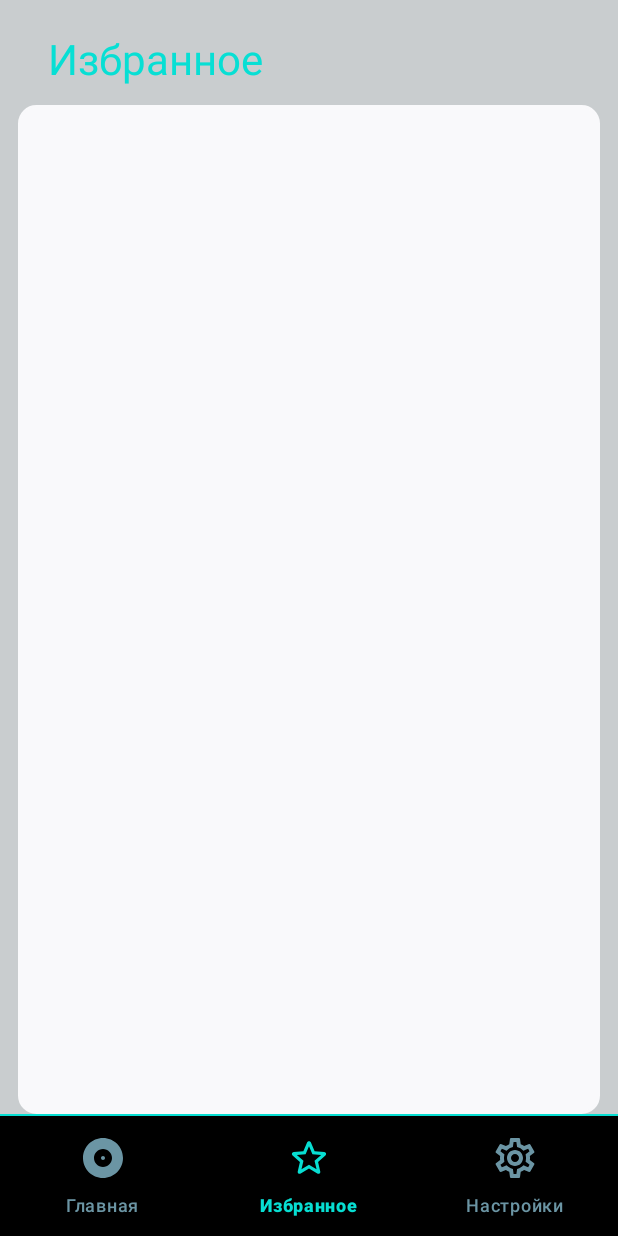
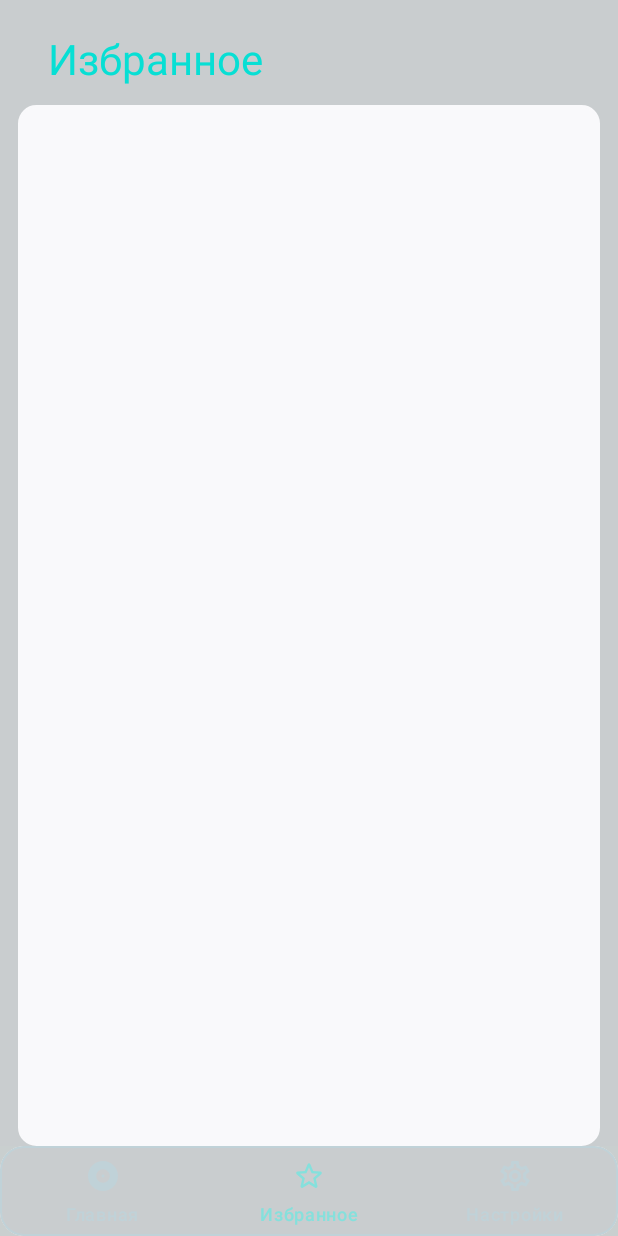
Before and after one commit to Moberd/NeuroDiveMusic, an Android app: the TracksHistoryFragment screen opened through its navigation route, on a phone screen of 412 x 824 dp. Run offline under Robolectric (Android 15) with nearby library versions, the phone set to English and light mode, and no system bars; our stand-ins replace Dagger/Hilt's generated code, navigation-ui; libraries missing offline, so code that uses them is left out: com.pierfrancescosoffritti.androidyoutubeplayer; plain views replace YouTubePlayerView; network calls fail; pictures from the network do not load; 9 statements that could not run were skipped.

Commit message:
Tabbar update + Seekbar fix

```diff
--- a/app/src/main/java/com/sfedu_mmcs/neurodivemusic/ui/main/MainActivity.kt
+++ b/app/src/main/java/com/sfedu_mmcs/neurodivemusic/ui/main/MainActivity.kt
@@ -22,7 +22,6 @@ import com.sfedu_mmcs.neurodivemusic.viewmodels.music.model.PlayStatus
 import com.sfedu_mmcs.neurodivemusic.viewmodels.tracker.TrackerViewModel
 import com.sfedu_mmcs.neurodivemusic.viewmodels.tracker.model.Emotion
 import dagger.hilt.android.AndroidEntryPoint
-import java.time.Duration
 
 @AndroidEntryPoint
 class MainActivity : AppCompatActivity() {
@@ -146,12 +145,16 @@ class MainActivity : AppCompatActivity() {
                         currentSecond.value = currentPlayerSecond
                     }
 
-                    override fun onVideoDuration(youTubePlayer: YouTubePlayer, trackDuration: Float) {
-                        duration.value = trackDuration.toInt()
+                    override fun onVideoDuration(
+                        youTubePlayer: YouTubePlayer,
+                        duration: Float
+                    ) {
+                        this@with.duration.value = duration.toInt()
                     }
 
-                    override  fun onVideoId( youTubePlayer:  YouTubePlayer,  videoId: String) {
+                    override fun onVideoId(youTubePlayer: YouTubePlayer, videoId: String) {
                         currentSecond.value = 0
+                        duration.value = 0
                         lastSecond = 0;
                     }
                 })
--- a/app/src/main/java/com/sfedu_mmcs/neurodivemusic/ui/main/PlayerFragment.kt
+++ b/app/src/main/java/com/sfedu_mmcs/neurodivemusic/ui/main/PlayerFragment.kt
@@ -13,7 +13,6 @@ import android.view.ViewGroup
 import android.widget.SeekBar
 import androidx.core.graphics.drawable.toDrawable
 import androidx.fragment.app.activityViewModels
-import androidx.lifecycle.LifecycleOwner
 import androidx.navigation.NavController
 import androidx.navigation.fragment.findNavController
 import com.bumptech.glide.Glide
@@ -101,7 +100,8 @@ class PlayerFragment : Fragment() {
                     val minutest = (it / 60).toInt()
                     val seconds = it % 60
 
-                    binding.duretion.setText("${minutest.toString().padStart(2, '0')}:${seconds.toString().padStart(2, '0')}")
+                    binding.duretion.text =
+                        getString(R.string.main_player_seekbar_timer, minutest, seconds)
                 }
 
                 currentSecond.observe(viewLifecycleOwner) {
@@ -111,22 +111,29 @@ class PlayerFragment : Fragment() {
                     val minutest = (it / 60).toInt()
                     val seconds = it % 60
 
-                    binding.currentTime.setText("${minutest.toString().padStart(2, '0')}:${seconds.toString().padStart(2, '0')}")
+                    binding.currentTime.text =
+                        getString(R.string.main_player_seekbar_timer, minutest, seconds)
                 }
 
                 seekBar.setOnSeekBarChangeListener(object : SeekBar.OnSeekBarChangeListener {
+                    var synchronize = false
+
                     override fun onProgressChanged(
                         seekBar: SeekBar?,
                         progress: Int,
                         fromUser: Boolean
                     ) {
+                        if (!synchronize) return
+
                         youTubePlayer.value?.seekTo(progress.toFloat())
                     }
 
                     override fun onStartTrackingTouch(seekBar: SeekBar?) {
+                        synchronize = true
                     }
 
                     override fun onStopTrackingTouch(seekBar: SeekBar?) {
+                        synchronize = false
                     }
 
                 })
--- /dev/null
+++ b/app/src/main/res/drawable/favorites.xml
@@ -0,0 +1,13 @@
+<vector xmlns:android="http://schemas.android.com/apk/res/android"
+    android:width="25dp"
+    android:height="24dp"
+    android:viewportWidth="25"
+    android:viewportHeight="24">
+  <group>
+    <clip-path
+        android:pathData="M11.503,2.826c0.314,-0.741 0.47,-1.112 0.692,-1.224a0.677,0.677 0,0 1,0.61 0c0.221,0.112 0.378,0.483 0.692,1.224l1.96,4.631c0.093,0.22 0.14,0.33 0.213,0.413a0.676,0.676 0,0 0,0.237 0.171c0.103,0.044 0.221,0.054 0.459,0.073l5.037,0.412c0.815,0.067 1.222,0.1 1.398,0.277 0.153,0.154 0.223,0.37 0.188,0.584 -0.04,0.247 -0.35,0.512 -0.973,1.042l-3.813,3.25c-0.184,0.155 -0.275,0.233 -0.333,0.33a0.678,0.678 0,0 0,-0.091 0.28c-0.011,0.113 0.017,0.23 0.073,0.464l1.158,4.859c0.188,0.787 0.282,1.181 0.17,1.403a0.676,0.676 0,0 1,-0.494 0.36c-0.246,0.041 -0.593,-0.168 -1.286,-0.585l-4.342,-2.61c-0.203,-0.121 -0.304,-0.182 -0.413,-0.206a0.675,0.675 0,0 0,-0.29 0c-0.109,0.024 -0.21,0.085 -0.413,0.206L7.6,20.79c-0.693,0.418 -1.04,0.626 -1.286,0.586a0.676,0.676 0,0 1,-0.493 -0.361c-0.113,-0.222 -0.019,-0.616 0.169,-1.403l1.158,-4.859c0.056,-0.234 0.084,-0.351 0.073,-0.463a0.676,0.676 0,0 0,-0.091 -0.28c-0.058,-0.098 -0.15,-0.176 -0.333,-0.332L2.984,10.43c-0.623,-0.53 -0.934,-0.795 -0.973,-1.042a0.676,0.676 0,0 1,0.188 -0.584c0.176,-0.177 0.583,-0.21 1.398,-0.277l5.037,-0.412c0.238,-0.02 0.356,-0.029 0.459,-0.073a0.677,0.677 0,0 0,0.237 -0.171c0.074,-0.084 0.12,-0.193 0.213,-0.413l1.96,-4.631Z"/>
+    <path
+        android:pathData="M-299.5,-300h624v624h-624z"
+        android:fillColor="#6B95A4"/>
+  </group>
+</vector>
--- a/app/src/main/res/drawable/nav_bar_colors.xml
+++ b/app/src/main/res/drawable/nav_bar_colors.xml
@@ -1,5 +1,5 @@
 <?xml version="1.0" encoding="utf-8"?>
 <selector xmlns:android="http://schemas.android.com/apk/res/android">
-    <item android:color="@color/cyan_local" android:state_checked="true"/>
-    <item android:color="@color/navy" android:state_checked="false"/>
+    <item android:color="@color/icon_active" android:state_checked="true"/>
+    <item android:color="@color/icon_primary" android:state_checked="false"/>
 </selector>
--- /dev/null
+++ b/app/src/main/res/drawable/tabbar_background.xml
@@ -0,0 +1,8 @@
+<?xml version="1.0" encoding="UTF-8"?>
+<shape xmlns:android="http://schemas.android.com/apk/res/android"
+    android:shape="rectangle">
+    <solid android:color="@color/background_primary" />
+    <corners android:topLeftRadius="@dimen/radii.xs" />
+    <corners android:topRightRadius="@dimen/radii.xs" />
+    <corners android:radius="@dimen/radii.xs" />
+</shape>
--- a/app/src/main/res/layout/activity_main.xml
+++ b/app/src/main/res/layout/activity_main.xml
@@ -21,22 +21,18 @@
             app:defaultNavHost="true"
             app:navGraph="@navigation/main_navigation" />
 
-        <View
-            android:layout_width="match_parent"
-            android:layout_height="1dp"
-            android:background="@color/cyan_local"/>
 
-        <com.google.android.material.bottomnavigation.BottomNavigationView
-            android:id="@+id/bottomNavigationView"
-            android:background="@color/black"
+        <com.google.android.material.card.MaterialCardView
             android:layout_width="match_parent"
             android:layout_height="wrap_content"
-            app:menu="@menu/tabbar_menu"
-            app:itemTextColor="@drawable/nav_bar_colors"
-            app:itemIconTint="@drawable/nav_bar_colors"
-            app:itemActiveIndicatorStyle="@style/Widget.Design.BottomNavigationView"
-            app:itemIconSize="@dimen/indent.m"
-            />
+            app:cardCornerRadius="@dimen/radii.xs"
+            app:strokeColor="@color/icon_primary">
+
+            <com.google.android.material.bottomnavigation.BottomNavigationView
+                android:id="@+id/bottomNavigationView"
+                style="@style/Widget.BottomNavigationView"
+                app:menu="@menu/tabbar_menu" />
+        </com.google.android.material.card.MaterialCardView>
     </LinearLayout>
 
     <ImageView
--- a/app/src/main/res/layout/fragment_player.xml
+++ b/app/src/main/res/layout/fragment_player.xml
@@ -88,6 +88,8 @@
                     android:layout_marginTop="@dimen/indent.m"
                     android:max="0"
                     android:min="0"
+                    android:paddingStart="0dp"
+                    android:paddingEnd="0dp"
                     android:progressTint="@color/text_secondary"
                     android:thumbTint="@color/primary" />
 
--- a/app/src/main/res/values-night/colors.xml
+++ b/app/src/main/res/values-night/colors.xml
@@ -3,8 +3,9 @@
     <color name="primary">@color/dark_aquamarine</color>
 
     <color name="app_background">@color/dark_cyan</color>
-    <color name="background_primary">@color/dark_grey_blue</color>
-    <color name="background_secondary">@color/light_gray</color>
+    <color name="background_primary">@color/dark_cyan</color>
+    <color name="background_secondary">@color/dark_grey_blue</color>
+    <color name="background_thirtary">@color/light_gray</color>
 
     <color name="text_primary">@color/static_white</color>
     <color name="text_secondary">@color/darker_grey_blue</color>
--- a/app/src/main/res/values/main_locale.xml
+++ b/app/src/main/res/values/main_locale.xml
@@ -18,4 +18,6 @@
     <string name="main.tabbar.item.home">Главная</string>
     <string name="main.tabbar.item.favorites">Избранное</string>
     <string name="main.tabbar.item.settings">Настройки</string>
+
+    <string name="main.player.seekbar_timer">%02d:%02d</string>
 </resources>
--- a/app/src/main/res/values/palette.xml
+++ b/app/src/main/res/values/palette.xml
@@ -6,13 +6,13 @@
     <color name="dark_aquamarine">#07dfd4</color>
     <color name="light_aquamarine">#85e0dc</color>
 
-    <color name="dark_cyan">#0f1010</color>
+    <color name="dark_cyan">#0E0F0F</color>
     <color name="cyan">#c9cfcf</color>
 
     <color name="darker_grey_blue">#6a95a4</color>
     <color name="sky_blue">#c0d2d8</color>
 
-    <color name="dark_grey_blue">#1d1f20</color>
+    <color name="dark_grey_blue">#1C1E1F</color>
     <color name="light_gray_blue">#c9cdcf</color>
 
     <color name="darker_gray">#1b1d1d</color>
--- a/app/src/main/res/values/themes.xml
+++ b/app/src/main/res/values/themes.xml
@@ -32,4 +32,25 @@
     </style>
 
 
+    <style name="TypographyCaption">
+        <item name="android:layout_width">wrap_content</item>
+        <item name="android:layout_height">wrap_content</item>
+        <item name="android:textSize">@dimen/text.additional.xs</item>
+        <item name="android:lineHeight">@dimen/indent.s</item>
+        <item name="android:textColor">@color/text_secondary</item>
+    </style>
+
+    <style name="Widget.BottomNavigationView" parent="Widget.Design.BottomNavigationView">
+        <item name="android:textViewStyle">@style/TypographyCaption</item>
+        <item name="android:background">@drawable/tabbar_background</item>
+        <item name="android:layout_width">match_parent</item>
+        <item name="android:layout_height">wrap_content</item>
+        <item name="itemTextColor">@drawable/nav_bar_colors</item>
+        <item name="itemIconTint">@drawable/nav_bar_colors</item>
+        <item name="itemActiveIndicatorStyle">@style/Widget.Design.BottomNavigationView</item>
+        <item name="itemIconSize">@dimen/indent.sm</item>
+        <item name="itemTextAppearanceActiveBoldEnabled">false</item>
+    </style>
+
+
 </resources>
--- a/app/src/main/res/values/tokens.xml
+++ b/app/src/main/res/values/tokens.xml
@@ -14,12 +14,17 @@
     <dimen name="indent.xxxl">64dp</dimen>
 
     <dimen name="radii.xxxs">8dp</dimen>
+    <dimen name="radii.xs">16dp</dimen>
 
     <dimen name="text.main.s">18sp</dimen>
     <dimen name="text.main.m">22sp</dimen>
     <dimen name="text.main.l">28sp</dimen>
 
+    <dimen name="text.additional.xs">12sp</dimen>
     <dimen name="text.additional.s">14sp</dimen>
     <dimen name="text.additional.m">16sp</dimen>
     <dimen name="text.additional.l">18sp</dimen>
+
+
+    <dimen name="design_bottom_navigation_height" tools:override="true">60dp</dimen>
 </resources>
```
Also changed, not shown: 1 other file.
